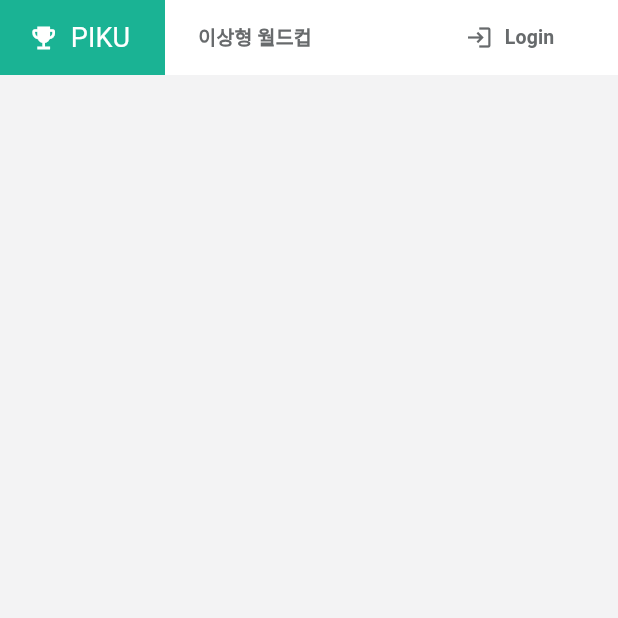
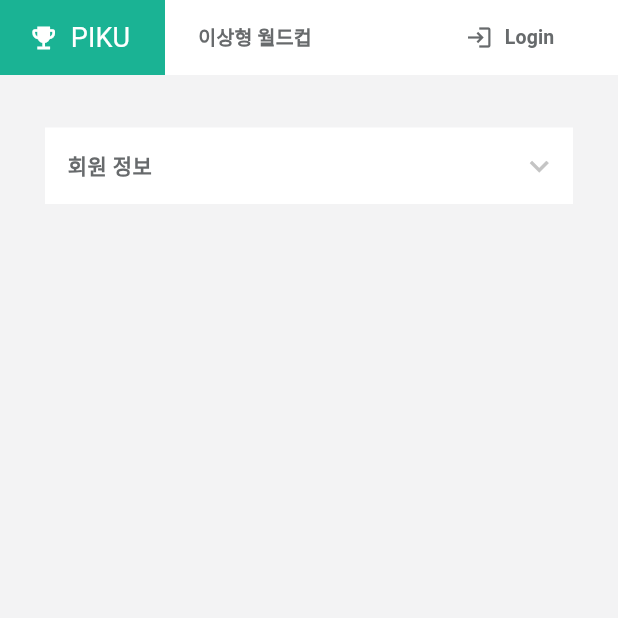
Before and after one commit to mincat0126/worldcup, a Flutter app: the ProfilePage screen opened directly with empty values, on a phone screen of 412 x 824 dp, the top half of it. Run offline on Flutter 3.47's test engine with Material 3 defaults, Android fonts, the phone set to English and light mode, and no system bars.

Commit message:
mainExpansionTile 완료

```diff
--- /dev/null
+++ b/lib/components/MainExpansionTile.dart
@@ -0,0 +1,87 @@
+import 'package:flutter/material.dart';
+import 'package:worldcup/my_color.dart';
+
+class MainExpansionTile extends StatefulWidget {
+  final String? text;
+  final double? fontSize;
+  final FontWeight? fontWeight;
+  final Color? textColor;
+  final double? textPadding;
+
+  final double? iconPadding;
+  final IconData? expandedIcon;
+  final IconData? noExpandedIcon;
+  final Color? iconColor;
+  final double? iconSize;
+
+  final Widget? expandedWidget;
+
+  const MainExpansionTile({
+    super.key,
+    this.text,
+    this.fontSize,
+    this.fontWeight,
+    this.textColor,
+    this.textPadding,
+    this.iconPadding,
+    this.expandedIcon,
+    this.noExpandedIcon,
+    this.iconColor,
+    this.iconSize,
+    this.expandedWidget,
+  });
+
+  @override
+  State<MainExpansionTile> createState() => _MainExpansionTileState();
+}
+
+class _MainExpansionTileState extends State<MainExpansionTile> {
+  bool expanded = false;
+
+  @override
+  Widget build(BuildContext context) {
+    return Container(
+      color: Colors.white,
+      child: Column(
+        children: [
+          Row(
+            children: [
+              Padding(
+                padding: EdgeInsets.all(widget.textPadding ?? 15),
+                child: Text(
+                  widget.text ?? "",
+                  style: TextStyle(
+                    color: widget.textColor ?? MyColor.mainTextColor,
+                    fontSize: widget.fontSize ?? 13,
+                    fontWeight: widget.fontWeight ?? FontWeight.bold,
+                  ),
+                ),
+              ),
+              Spacer(),
+              Padding(
+                padding: EdgeInsetsGeometry.only(
+                  right: widget.iconPadding ?? 10,
+                ),
+                child: InkWell(
+                  onTap: () {
+                    setState(() {
+                      expanded = !expanded;
+                    });
+                  },
+                  child: Icon(
+                    expanded
+                        ? widget.expandedIcon ?? Icons.keyboard_arrow_up
+                        : widget.noExpandedIcon ?? Icons.keyboard_arrow_down,
+                    color: widget.iconColor ?? Color(0xFFc4c4c4),
+                    size: widget.iconSize ?? 25,
+                  ),
+                ),
+              ),
+            ],
+          ),
+          if (expanded) widget.expandedWidget ?? SizedBox(),
+        ],
+      ),
+    );
+  }
+}
--- a/lib/components/PikuAppBar.dart
+++ b/lib/components/PikuAppBar.dart
@@ -6,6 +6,7 @@ import 'package:worldcup/main.dart';
 import 'package:worldcup/my_color.dart';
 import 'package:worldcup/page/createWorldcup.dart';
 import 'package:worldcup/page/login.dart';
+import 'package:worldcup/page/profile.dart';
 
 class PikuAppBar extends StatefulWidget {
   final LoginController controller;
@@ -96,6 +97,7 @@ class _PikuAppBarState extends State<PikuAppBar> {
                     text: "회원정보 수정",
                     fontSize: 13,
                     fontWeight: FontWeight.bold,
+                    navigatePage: ProfilePage(controller: widget.controller),
                   )
                 : SizedBox(),
             widget.controller.isLogin
--- a/lib/page/profile.dart
+++ b/lib/page/profile.dart
@@ -1,5 +1,6 @@
 import 'package:flutter/material.dart';
 import 'package:worldcup/LoginController.dart';
+import 'package:worldcup/components/MainExpansionTile.dart';
 import 'package:worldcup/components/PikuAppbar.dart';
 import 'package:worldcup/my_color.dart';
 
@@ -12,11 +13,26 @@ class ProfilePage extends StatefulWidget {
 }
 
 class _ProfilePageState extends State<ProfilePage> {
+  bool expanded = false;
+
   @override
   Widget build(BuildContext context) {
     return Scaffold(
       backgroundColor: MyColor.backgroundColor,
-      body: Column(children: [PikuAppBar(controller: widget.controller)]),
+      body: Column(
+        children: [
+          PikuAppBar(controller: widget.controller),
+          Padding(
+            padding: EdgeInsets.only(top: 35, left: 30, right: 30),
+            child: MainExpansionTile(
+              text: "회원 정보",
+              fontSize: 14,
+              fontWeight: FontWeight.bold,
+              expandedWidget: Container(),
+            ),
+          ),
+        ],
+      ),
     );
   }
 }
```
